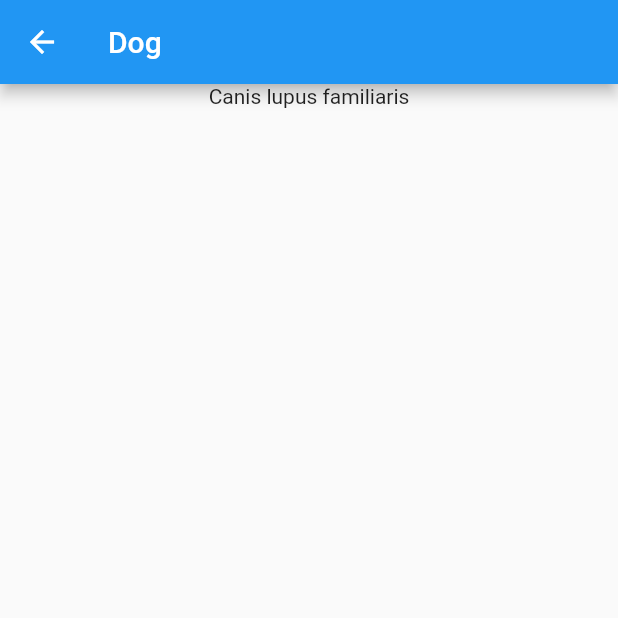
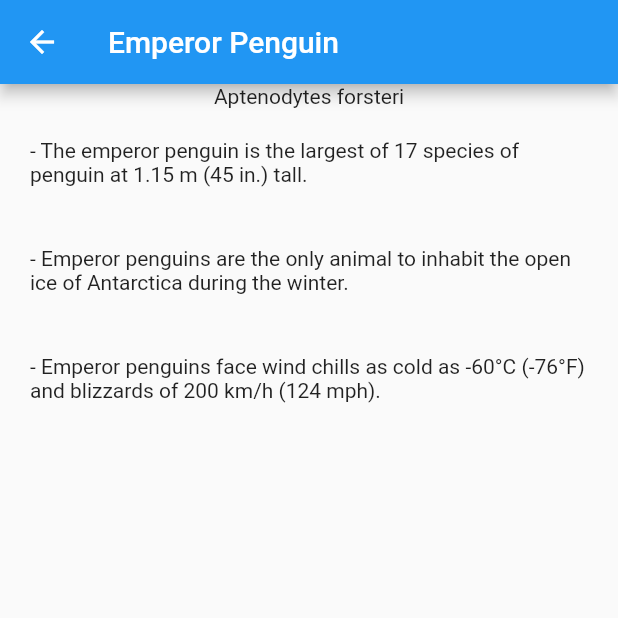
Before and after one commit to Drilbur-CST126/Zoo-App, a Flutter app: the screen it shows after launch, after a tap on "Id 1", on a phone screen of 412 x 824 dp, the top half of it. Run offline on Flutter 3.47's test engine with Material 2 defaults, Android fonts, the phone set to English and light mode, and no system bars.

Commit message:
Finished implimentation of facts

```diff
--- a/lib/controller/controller.dart
+++ b/lib/controller/controller.dart
@@ -3,6 +3,7 @@
 import 'package:flutter/cupertino.dart';
 import 'package:flutter/material.dart';
 import 'package:zoo_app/controller/iControllerView.dart';
+import 'package:zoo_app/model/fact.dart';
 import 'package:zoo_app/model/model.dart';
 import 'package:zoo_app/view/animalPage.dart';
 
@@ -25,4 +26,9 @@ class Controller implements IControllerView
        )
     );
   }
+
+  @override
+  List<Fact> getAllFactsForAnimal(int animalId) {
+    return model.factFetcher.getFactsByAnimalId(animalId);
+  }
 }
--- a/lib/controller/iControllerView.dart
+++ b/lib/controller/iControllerView.dart
@@ -2,7 +2,10 @@
 
 // This is an interface for the View classes to refer to the Controller with.
 // This should only contain the classes the View will call, the View should not know the implementation details of the Controller
+import 'package:zoo_app/model/fact.dart';
+
 abstract class IControllerView
 {
   goToAnimalPage(dynamic context, int animalId);
+  List<Fact> getAllFactsForAnimal(int animalId);
 }
--- a/lib/main.dart
+++ b/lib/main.dart
@@ -1,4 +1,5 @@
 import 'package:flutter/cupertino.dart';
+import 'package:zoo_app/model/fact.dart';
 
 import 'controller/controller.dart';
 import 'model/animal.dart';
@@ -13,7 +14,15 @@ void main()
   // TODO: Replace with the non-mock model, once the database can be connected to.
   var model = Model.mockModel([
     Animal(0, "Giraffe", "Giraffa camelopardalis"),
-    Animal(1, "Dog", "Canis lupus familiaris"),
+    Animal(1, "Emperor Penguin", "Aptenodytes forsteri"),
+  ],
+  [
+    Fact(0, 0, "Giraffes are the tallest mammals on Earth. Their legs alone are taller than many humans—about 6 feet."),
+    Fact(1, 0, "They can run as fast as 35 miles an hour over short distances, or cruise at 10 mph over longer distances."),
+    Fact(2, 0, "A giraffe's neck is too short to reach the ground. As a result, it has to awkwardly spread its front legs or kneel to reach the ground for a drink of water."),
+    Fact(3, 1, "The emperor penguin is the largest of 17 species of penguin at 1.15 m (45 in.) tall."),
+    Fact(4, 1, "Emperor penguins are the only animal to inhabit the open ice of Antarctica during the winter."),
+    Fact(5, 1, "Emperor penguins face wind chills as cold as -60°C (-76°F) and blizzards of 200 km/h (124 mph)."),
   ]);
   var controller = Controller(model);
   var zooApp = ZooApp(controller);
--- a/lib/model/mockFactFetcher.dart
+++ b/lib/model/mockFactFetcher.dart
@@ -19,7 +19,7 @@ class MockFactFetcher implements IFactFetcher
 
   @override
   Iterable<Fact> getFactsByAnimalId(int animalId) {
-    return facts.where((fact) => fact.animalId == animalId);
+    return facts.where((fact) => fact.animalId == animalId).toList();
   }
 
 }
--- a/lib/model/model.dart
+++ b/lib/model/model.dart
@@ -1,6 +1,10 @@
 import 'package:zoo_app/model/animal.dart';
 import 'package:zoo_app/model/interfaces/iAnimalFetcher.dart';
+import 'package:zoo_app/model/interfaces/iFactFetcher.dart';
 import 'package:zoo_app/model/mockAnimalFetcher.dart';
+import 'package:zoo_app/model/mockFactFetcher.dart';
+
+import 'fact.dart';
 
 // The overarching Model class of our Model-View-Container design pattern
 // The implementation of the Model's behaviors is handled in helper classes
@@ -8,18 +12,18 @@ import 'package:zoo_app/model/mockAnimalFetcher.dart';
 class Model
 {
   IAnimalFetcher animalFetcher;
+  IFactFetcher factFetcher;
 
-  Model(this.animalFetcher);
+  Model(this.animalFetcher, this.factFetcher);
 
   // This static method exists to more quickly create a Model with only mock helper classes.
   // These mock classes are most helpful while the database is not available
-  static Model mockModel(List<Animal> animals)
+  static Model mockModel(List<Animal> animals, List<Fact> facts)
   {
     var mockAnimalFetcher = MockAnimalFetcher();
-    for (var animal in animals)
-    {
-      mockAnimalFetcher.addAnimal(animal);
-    }
-    return Model(mockAnimalFetcher);
+    mockAnimalFetcher.animals = animals;
+    var mockFactFetcher = MockFactFetcher();
+    mockFactFetcher.facts = facts;
+    return Model(mockAnimalFetcher, mockFactFetcher);
   }
 }
--- a/lib/view/animalPage.dart
+++ b/lib/view/animalPage.dart
@@ -12,9 +12,21 @@ class AnimalPage extends StatelessWidget
 {
   final Animal animal;
   final IControllerView controller; // Controller used to call methods to access the view
-  // TODO: Remove unless a need for controller is found
 
   AnimalPage({Key key, this.animal, @required this.controller}) : super(key: key);
+
+  // This gets all of the animal facts into an array of Text objects, using the 'sync*' and 'yield'
+  // From my understanding, having a function that is 'sync*' means it returns a list, and 'yield' adds an element to said list.
+  // It avoids creating and returning an extra list data member, not sure if the syntax is the best or not though.
+  List<Widget> _getAnimalFacts(BuildContext context)
+  {
+    var facts = controller.getAllFactsForAnimal(animal.animalId);
+    var factsText = new List<Widget>();
+    facts.forEach((fact) => factsText.add(
+      Padding(child: Text("- " + fact.fact, ), padding: EdgeInsets.all(20))
+    ));
+    return factsText;
+  }
 
   // This is the main animal page. Factored out into a separate method to make the build method cleaner.
   Widget _buildAnimalPage(BuildContext context)
@@ -26,7 +38,8 @@ class AnimalPage extends StatelessWidget
       body: Center(
         child: Column(
           children: <Widget>[
-            Text(animal.scientificName)
+            Text(animal.scientificName),
+            Column(children: _getAnimalFacts(context)),
           ],
         ),
       ),
--- a/pubspec.yaml
+++ b/pubspec.yaml
@@ -14,7 +14,7 @@ description: A new Flutter project.
 version: 1.0.0+1
 
 environment:
-  sdk: ">=2.1.0 <3.0.0"
+  sdk: ">=2.2.0 <3.0.0"
 
 dependencies:
   flutter:
```
Also changed, not shown: 1 other file.
